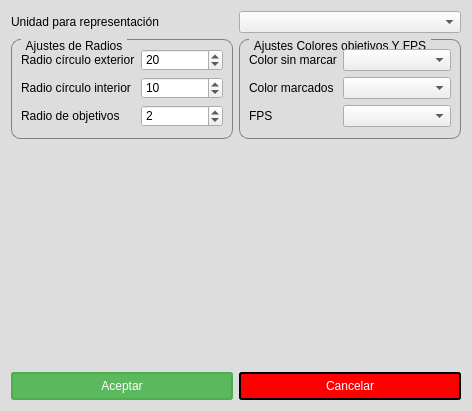
This is ajustesgrafico.ui in hectorda/Bio-Feedback as Qt 5 draws it before an edit. The edited form follows.
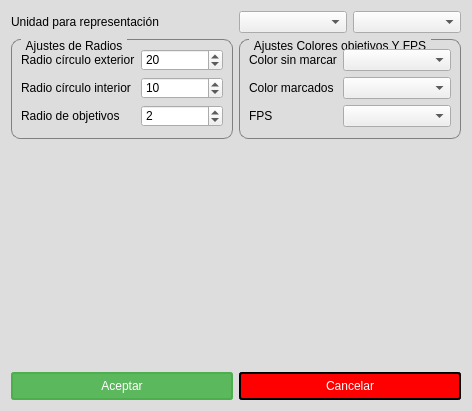
This is the edited form. Icons and pictures are not drawn. Custom widgets are drawn as their Qt base class.

Commit message:
Agregando el Calculo Desplzamiento Recorrido Curvo , agregado Peso Paciente
Recorrido Curvo, falta graficos anlisis y guardar TXT de estos
Se calcula un aprox del 55 % del altura para el dispositivo

```diff
--- a/ajustesgrafico.ui
+++ b/ajustesgrafico.ui
@@ -134,7 +134,7 @@
        </layout>
       </widget>
      </item>
-     <item row="1" column="2">
+     <item row="1" column="1">
       <widget class="QGroupBox" name="groupBox_2">
        <property name="minimumSize">
         <size>
@@ -192,8 +192,15 @@
        </property>
       </widget>
      </item>
-     <item row="0" column="2">
-      <widget class="QComboBox" name="comboBoxUnidadGrafico"/>
+     <item row="0" column="1">
+      <layout class="QHBoxLayout" name="horizontalLayout_4">
+       <item>
+        <widget class="QComboBox" name="comboBoxUnidadGrafico"/>
+       </item>
+       <item>
+        <widget class="QComboBox" name="comboBoxCalculoDesplazamiento"/>
+       </item>
+      </layout>
      </item>
     </layout>
    </item>
```
The commit also changes 15 other files.
